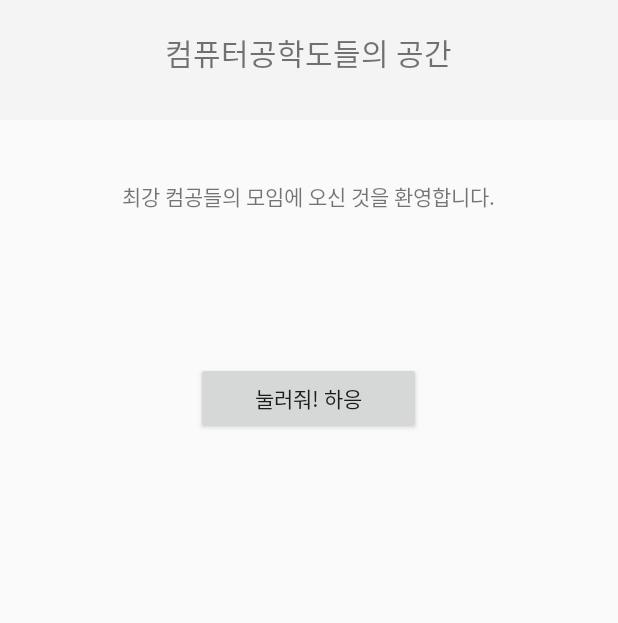
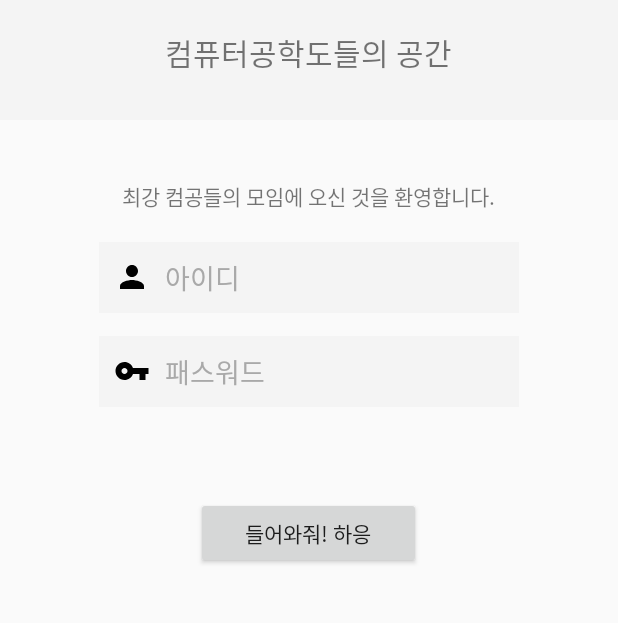
Before and after one commit to NamGungGeon/CSE_InfoApp, an Android app: the screen it shows after launch (LoginActivity), on a phone screen of 412 x 824 dp, the part 180-803 px from its top. Run offline under Robolectric (Android 15) with nearby library versions, the phone set to English and light mode, and no system bars.

Commit message:
front-end of the login activity

```diff
--- /dev/null
+++ b/app/src/main/res/drawable/pass.xml
@@ -0,0 +1,9 @@
+<vector xmlns:android="http://schemas.android.com/apk/res/android"
+        android:width="24dp"
+        android:height="24dp"
+        android:viewportWidth="24.0"
+        android:viewportHeight="24.0">
+    <path
+        android:fillColor="#FF000000"
+        android:pathData="M12.65,10C11.83,7.67 9.61,6 7,6c-3.31,0 -6,2.69 -6,6s2.69,6 6,6c2.61,0 4.83,-1.67 5.65,-4H17v4h4v-4h2v-4H12.65zM7,14c-1.1,0 -2,-0.9 -2,-2s0.9,-2 2,-2 2,0.9 2,2 -0.9,2 -2,2z"/>
+</vector>
--- /dev/null
+++ b/app/src/main/res/drawable/profile.xml
@@ -0,0 +1,9 @@
+<vector xmlns:android="http://schemas.android.com/apk/res/android"
+        android:width="24dp"
+        android:height="24dp"
+        android:viewportWidth="24.0"
+        android:viewportHeight="24.0">
+    <path
+        android:fillColor="#FF000000"
+        android:pathData="M12,12c2.21,0 4,-1.79 4,-4s-1.79,-4 -4,-4 -4,1.79 -4,4 1.79,4 4,4zM12,14c-2.67,0 -8,1.34 -8,4v2h16v-2c0,-2.66 -5.33,-4 -8,-4z"/>
+</vector>
--- a/app/src/main/res/layout/activity_login.xml
+++ b/app/src/main/res/layout/activity_login.xml
@@ -14,7 +14,7 @@
         android:layout_width="match_parent"
         android:layout_height="200dp"
         android:orientation="vertical"
-        android:background="#F4F4F4"
+        android:background="@color/colorPrimary"
         >
         <ImageView
             android:layout_width="100dp"
@@ -44,12 +44,43 @@
             android:text="최강 컴공들의 모임에 오신 것을 환영합니다."
             android:layout_gravity="center"
             />
+        <EditText
+            android:layout_width = "280dp"
+            android:layout_height = "wrap_content"
+            android:hint="아이디"
+            android:layout_gravity="center"
+            android:padding="10dp"
+            android:layout_marginTop="20dp"
+            android:textColor = "#000000"
+            android:textColorHint="#A9A9A9"
+            android:id="@+id/idText"
+            android:drawableStart="@drawable/profile"
+            android:drawableLeft="@drawable/profile"
+            android:drawablePadding="10dp"
+            android:background="@color/colorPrimary"
+            />
+        <EditText
+            android:inputType="textPassword"
+            android:layout_width = "280dp"
+            android:layout_height = "wrap_content"
+            android:hint="패스워드"
+            android:layout_marginTop="15dp"
+            android:layout_gravity="center"
+            android:padding="10dp"
+            android:textColor = "#000000"
+            android:textColorHint="#A9A9A9"
+            android:id="@+id/passwordText"
+            android:drawableStart="@drawable/pass"
+            android:drawableLeft="@drawable/pass"
+            android:background="@color/colorPrimary"
+            android:drawablePadding="10dp"
+            />
         <Button
             android:id="@+id/enter_btn"
             android:layout_width="150dp"
             android:layout_height="wrap_content"
-            android:layout_marginTop="100dp"
-            android:text="눌러줘! 하응"
+            android:layout_marginTop="60dp"
+            android:text="들어와줘! 하응"
             android:layout_gravity="center"
             />
     </LinearLayout>
--- a/app/src/main/res/values/colors.xml
+++ b/app/src/main/res/values/colors.xml
@@ -1,6 +1,6 @@
 <?xml version="1.0" encoding="utf-8"?>
 <resources>
     <color name="colorPrimary">#F4F4F4</color>
-    <color name="colorPrimaryDark">#F4F4F4</color>
-    <color name="colorAccent">#F4F4F4</color>
+    <color name="colorPrimaryDark">#E6E6E6</color>
+    <color name="colorAccent">#000000</color>
 </resources>
```
